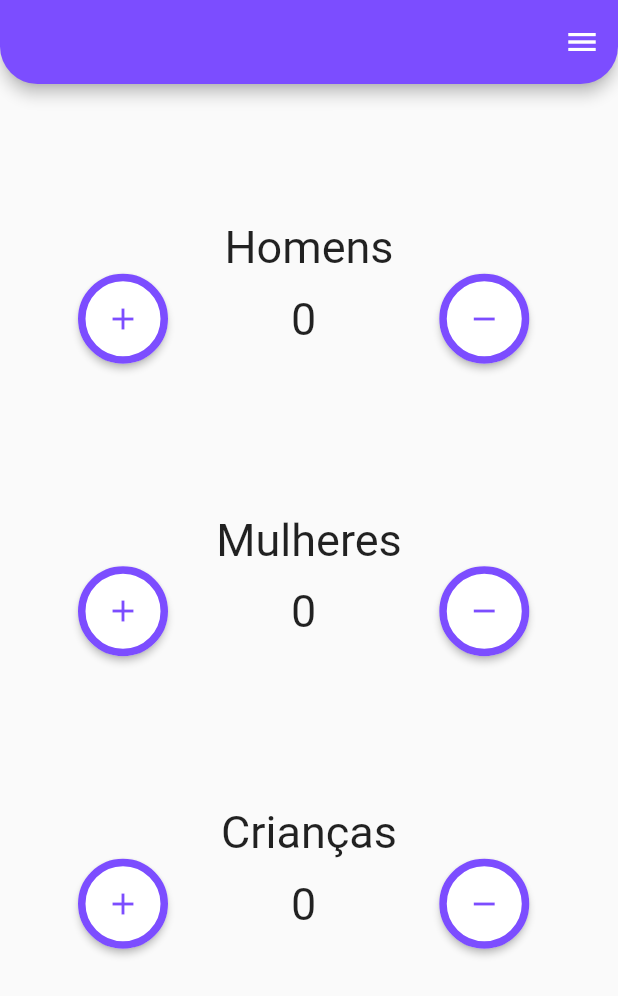
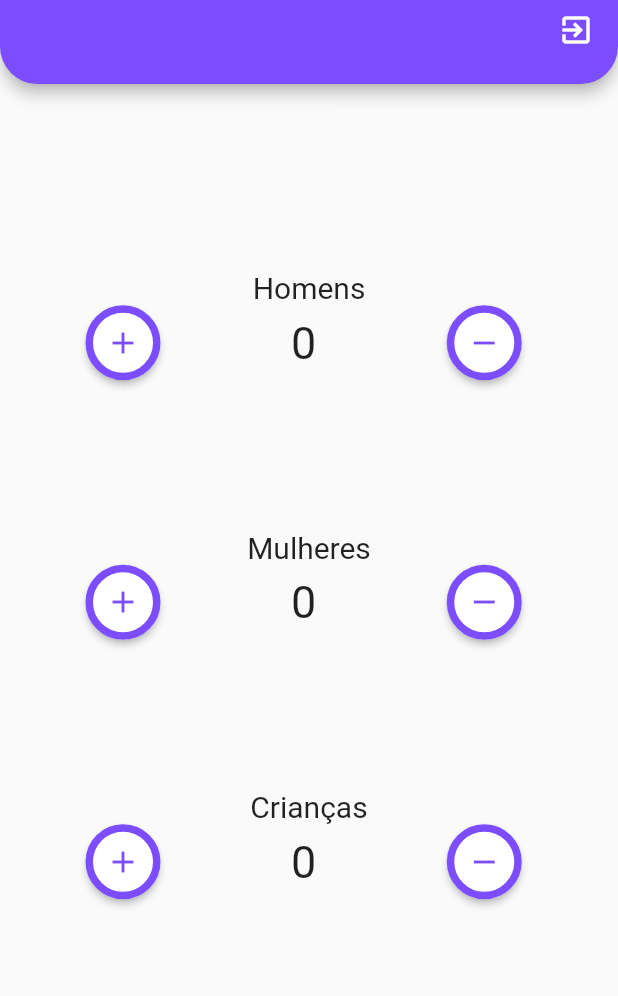
Before and after one commit to Mthws167/TargetControl, a Flutter app: the screen it shows once a user with an empty profile is signed in, on a phone screen of 412 x 824 dp. Shown: the top 996 px of the screen. Run offline on Flutter 3.47's test engine with Material 2 defaults, Android fonts, the phone set to English and light mode, and no system bars; our stand-ins replace email_validator, firebase_auth, firebase_core, firebase_database, fluttertoast; missing offline and left inert: cloud_firestore_web, firebase_auth_web, firebase_core_web, firebase_database_web; accounts and stored records are empty.

Commit message:
Correções de acordo com o escopo

```diff
--- a/lib/screens/screen-counter/counter.dart
+++ b/lib/screens/screen-counter/counter.dart
@@ -1,9 +1,9 @@
 import 'dart:async';
 
+import 'package:firebase_auth/firebase_auth.dart';
 import 'package:firebase_database/firebase_database.dart';
 import 'package:flutter/material.dart';
 
-import '../screen-menu/menu.dart';
 
 class Counter extends StatelessWidget {
   const Counter({Key? key}) : super(key: key);
@@ -12,7 +12,6 @@ class Counter extends StatelessWidget {
   Widget build(BuildContext context) => WillPopScope(
       onWillPop: () async => false,
       child: Scaffold(
-        endDrawer: Menu(),
         appBar: AppBar(
           backgroundColor: Colors.deepPurpleAccent,
           shape: const RoundedRectangleBorder(
@@ -20,6 +19,13 @@ class Counter extends StatelessWidget {
               bottom: Radius.circular(25),
             ),
           ),
+          actions: [
+            IconButton(
+                alignment: Alignment.topLeft,
+                icon: Icon(Icons.exit_to_app_outlined),
+                onPressed: (){
+                  FirebaseAuth.instance.signOut();
+                })],
         ),
         body: Center(
           child: Column(
@@ -158,7 +164,7 @@ class _ProgressState extends State<ProgressBar> {
           alignment: Alignment.center,
           child: const Text(
             'Homens',
-            style: TextStyle(fontSize: 30),
+            style: TextStyle(fontSize: 20),
           ),
         ),
         Container(
@@ -168,7 +174,7 @@ class _ProgressState extends State<ProgressBar> {
                 padding: const EdgeInsets.fromLTRB(30, 0, 80, 0),
                 child: ElevatedButton(
                   style: ElevatedButton.styleFrom(
-                      fixedSize: const Size(60, 60),
+                      fixedSize: const Size(50, 50),
                       shape: const CircleBorder(
                           side: BorderSide(
                               width: 5, color: Colors.deepPurpleAccent)),
@@ -190,7 +196,7 @@ class _ProgressState extends State<ProgressBar> {
                 padding: const EdgeInsets.fromLTRB(80, 0, 0, 0),
                 child: ElevatedButton(
                   style: ElevatedButton.styleFrom(
-                      fixedSize: const Size(60, 60),
+                      fixedSize: const Size(50, 50),
                       shape: const CircleBorder(
                           side: BorderSide(
                               width: 5, color: Colors.deepPurpleAccent)),
@@ -209,7 +215,7 @@ class _ProgressState extends State<ProgressBar> {
           alignment: Alignment.center,
           child: const Text(
             'Mulheres',
-            style: TextStyle(fontSize: 30),
+            style: TextStyle(fontSize: 20),
           ),
         ),
         Container(
@@ -219,7 +225,7 @@ class _ProgressState extends State<ProgressBar> {
                 padding: const EdgeInsets.fromLTRB(30, 0, 80, 0),
                 child: ElevatedButton(
                   style: ElevatedButton.styleFrom(
-                      fixedSize: const Size(60, 60),
+                      fixedSize: const Size(50, 50),
                       shape: const CircleBorder(
                           side: BorderSide(
                               width: 5, color: Colors.deepPurpleAccent)),
@@ -241,7 +247,7 @@ class _ProgressState extends State<ProgressBar> {
                 padding: const EdgeInsets.fromLTRB(80, 0, 0, 0),
                 child: ElevatedButton(
                   style: ElevatedButton.styleFrom(
-                      fixedSize: const Size(60, 60),
+                      fixedSize: const Size(50, 50),
                       shape: const CircleBorder(
                           side: BorderSide(
                               width: 5, color: Colors.deepPurpleAccent)),
@@ -260,7 +266,7 @@ class _ProgressState extends State<ProgressBar> {
           alignment: Alignment.center,
           child: const Text(
             'Crianças',
-            style: TextStyle(fontSize: 30),
+            style: TextStyle(fontSize: 20),
           ),
         ),
         Container(
@@ -270,7 +276,7 @@ class _ProgressState extends State<ProgressBar> {
                 padding: EdgeInsets.fromLTRB(30, 0, 80, 0),
                 child: ElevatedButton(
                   style: ElevatedButton.styleFrom(
-                      fixedSize: const Size(60, 60),
+                      fixedSize: const Size(50, 50),
                       shape: const CircleBorder(
                           side: BorderSide(
                               width: 5, color: Colors.deepPurpleAccent)),
@@ -292,7 +298,7 @@ class _ProgressState extends State<ProgressBar> {
                 padding: const EdgeInsets.fromLTRB(80, 0, 0, 0),
                 child: ElevatedButton(
                   style: ElevatedButton.styleFrom(
-                      fixedSize: const Size(60, 60),
+                      fixedSize: const Size(50, 50),
                       shape: const CircleBorder(
                           side: BorderSide(
                               width: 5, color: Colors.deepPurpleAccent)),
```
Also changed, not shown: lib/screens/screen-chart/chart.dart (deleted, +0 -38 lines), lib/screens/screen-menu/menu.dart (deleted, +0 -88 lines).
